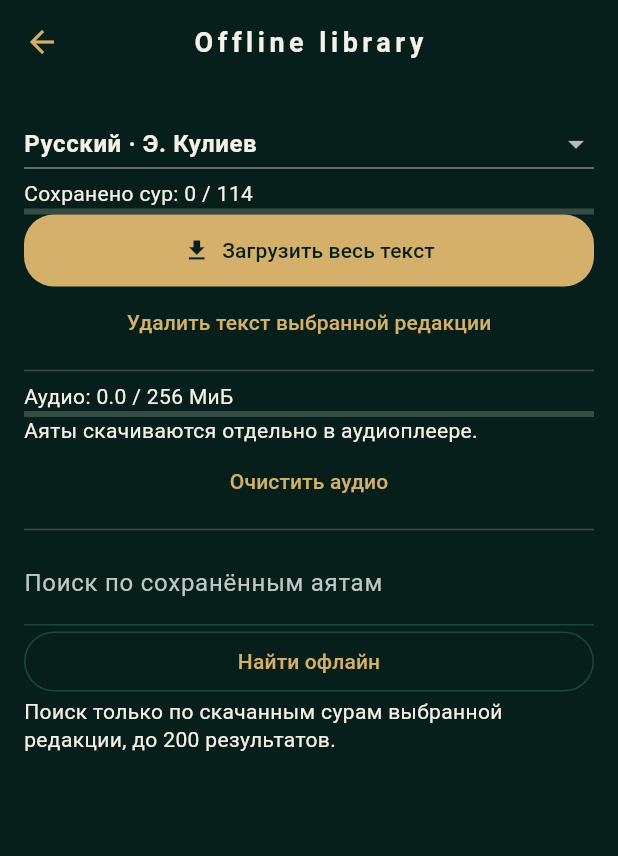
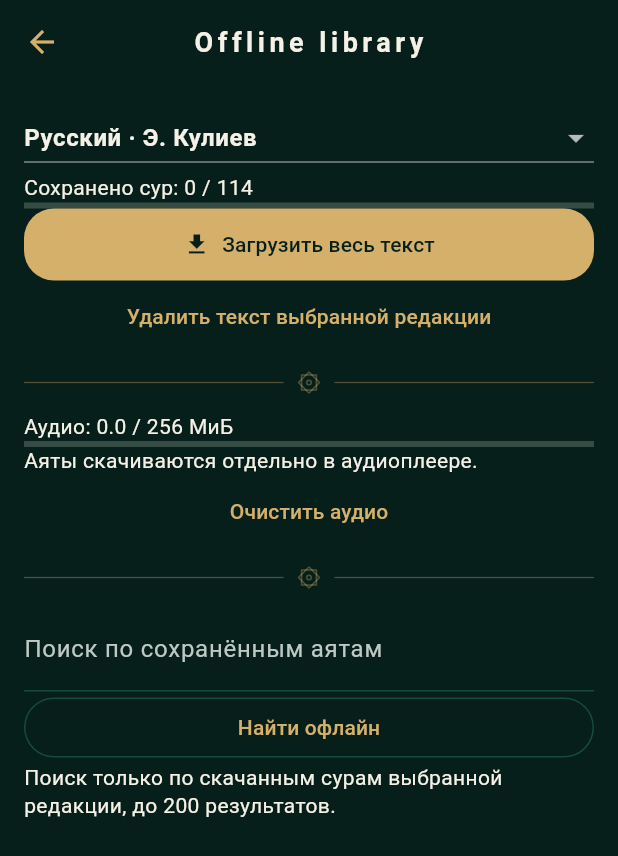
Before and after one commit to drycov/MIHRAB, a Flutter app: the QuranOfflineScreen screen opened directly, on a phone screen of 412 x 824 dp. Shown: the top 856 px of the screen. Run offline on Flutter 3.47's test engine with Material 3 defaults, Android fonts, the phone set to English and light mode, and no system bars; our stand-ins replace adhan, audioplayers, file_picker, flutter_compass, flutter_local_notifications, flutter_riverpod and 4 more; missing offline and left inert: workmanager; accounts and stored records are empty.

Commit message:
refactor: normalize Quran and secondary screen layout

```diff
--- a/lib/features/onboarding/onboarding_screen.dart
+++ b/lib/features/onboarding/onboarding_screen.dart
@@ -63,7 +63,7 @@ class _OnboardingScreenState extends ConsumerState<OnboardingScreen> {
       appBar:AppBar(title:const Text('MIHRAB')),
       body:SafeArea(child:Column(children:[
         LinearProgressIndicator(value:(step+1)/3),
-        Expanded(child:ListView(padding:const EdgeInsets.all(24),children:[
+        Expanded(child:ListView(padding:const EdgeInsets.fromLTRB(20,12,20,28),children:[
           Text('Шаг ${step+1} из 3',style:theme.textTheme.labelLarge),
           const SizedBox(height:24),
           if(step==0)...[
--- a/lib/features/quran/quran_audio_screen.dart
+++ b/lib/features/quran/quran_audio_screen.dart
@@ -1,6 +1,7 @@
 import 'dart:async';
 import 'package:audioplayers/audioplayers.dart';
 import 'package:flutter/material.dart';
+import '../../shared/islamic_ornaments.dart';
 import '../../l10n/mihrab_strings.dart';
 import 'package:flutter/foundation.dart';
 import 'package:flutter_riverpod/flutter_riverpod.dart';
@@ -89,7 +90,7 @@ class _QuranAudioScreenState extends ConsumerState<QuranAudioScreen> with Widget
     final playing=playback==PlayerState.playing;
     final paused=playback==PlayerState.paused;
 
-    return Scaffold(appBar:AppBar(title:Text(context.tr('Аудио Корана'))),body:SafeArea(child:ListView(padding:const EdgeInsets.all(20),children:[
+    return Scaffold(appBar:AppBar(title:Text(context.tr('Аудио Корана'))),body:SafeArea(child:ListView(padding:const EdgeInsets.fromLTRB(20,12,20,28),children:[
       Text(widget.surah.name,textDirection:TextDirection.rtl,textAlign:TextAlign.center,style:Theme.of(context).textTheme.headlineLarge),
       Text(widget.surah.transliteration,textAlign:TextAlign.center),
       const SizedBox(height:20),
--- a/lib/features/quran/quran_offline_screen.dart
+++ b/lib/features/quran/quran_offline_screen.dart
@@ -1,4 +1,5 @@
 import 'package:flutter/material.dart';
+import '../../shared/islamic_ornaments.dart';
 import '../../l10n/mihrab_strings.dart';
 import 'package:flutter_riverpod/flutter_riverpod.dart';
 import '../../domain/quran.dart';
@@ -60,7 +61,7 @@ class _QuranOfflineScreenState extends ConsumerState<QuranOfflineScreen>{
   @override
   void dispose(){cancel=true;super.dispose();}
   @override
-  Widget build(BuildContext context)=>Scaffold(appBar:AppBar(title:Text(context.tr('Офлайн-библиотека'))),body:SafeArea(child:ListView(padding:const EdgeInsets.all(16),children:[
+  Widget build(BuildContext context)=>Scaffold(appBar:AppBar(title:Text(context.tr('Офлайн-библиотека'))),body:SafeArea(child:ListView(padding:const EdgeInsets.fromLTRB(16,12,16,28),children:[
     DropdownButton<QuranTranslation>(isExpanded:true,value:translation,items:[for(final t in QuranTranslation.values)DropdownMenuItem(value:t,child:Text(t.label))],onChanged:busy?null:(t){if(t!=null){setState((){translation=t;hits=[];downloaded=0;});refresh();}}),
     Text('Сохранено сур: $downloaded / 114'),
     LinearProgressIndicator(value:downloaded/114),
@@ -68,14 +69,14 @@ class _QuranOfflineScreenState extends ConsumerState<QuranOfflineScreen>{
     if(busy)TextButton(onPressed:()=>setState(()=>cancel=true),child:Text(cancel?'Остановка после текущей суры':'Остановить загрузку')),
     if(status!=null)Text(status!),
     TextButton(onPressed:busy?null:()async{if(await confirm('Удалить выбранный перевод и арабский кеш этой редакции?')&&mounted){await run(()=>ref.read(quranRepositoryProvider).removeTranslation(translation));if(mounted)setState(()=>hits=[]);}},child:const Text('Удалить текст выбранной редакции')),
-    const Divider(),
+    const IslamicDivider(),
     if(QuranDisk.supported)...[
       Text('Аудио: ${(bytes/1048576).toStringAsFixed(1)} / 256 МиБ'),
       LinearProgressIndicator(value:(bytes/QuranDisk.limit).clamp(0.0,1.0).toDouble()),
       const Text('Аяты скачиваются отдельно в аудиоплеере.'),
       TextButton(onPressed:busy?null:()async{if(await confirm('Удалить все скачанные аудиозаписи?')&&mounted)await run(QuranDisk.clear);},child:const Text('Очистить аудио')),
     ],
-    const Divider(),
+    const IslamicDivider(),
     TextField(decoration:const InputDecoration(labelText:'Поиск по сохранённым аятам'),onChanged:(v)=>query=v,onSubmitted:(_){if(!busy)search();}),
     OutlinedButton(onPressed:busy?null:search,child:const Text('Найти офлайн')),
     const Text('Поиск только по скачанным сурам выбранной редакции, до 200 результатов.'),
--- a/lib/features/ramadan/ramadan_reminder_screen.dart
+++ b/lib/features/ramadan/ramadan_reminder_screen.dart
@@ -43,7 +43,7 @@ class _RamadanReminderScreenState extends ConsumerState<RamadanReminderScreen>{
       suhoorLead:suhoor?v:config.suhoorLead,iftarLead:suhoor?config.iftarLead:v));});
   @override
   Widget build(BuildContext context)=>Scaffold(appBar:AppBar(title:const Text('Напоминания Рамадана')),
-    body:SafeArea(child:ListView(padding:const EdgeInsets.all(16),children:[
+    body:SafeArea(child:ListView(padding:const EdgeInsets.fromLTRB(16,12,16,28),children:[
       SwitchListTile(title:const Text('Окончание сухура'),value:config.suhoor,onChanged:busy?null:(v)=>setState(()=>config=RamadanReminderSettings(suhoor:v,iftar:config.iftar,suhoorLead:config.suhoorLead,iftarLead:config.iftarLead))),
       if(config.suhoor)lead(true),
       SwitchListTile(title:const Text('Ифтар'),value:config.iftar,onChanged:busy?null:(v)=>setState(()=>config=RamadanReminderSettings(suhoor:config.suhoor,iftar:v,suhoorLead:config.suhoorLead,iftarLead:config.iftarLead))),
--- a/pubspec.yaml
+++ b/pubspec.yaml
@@ -1,7 +1,7 @@
 name: mihrab
 description: Daily prayer companion.
 publish_to: none
-version: 0.9.0+39
+version: 0.9.1+40
 environment:
   sdk: '>=3.7.0 <4.0.0'
   flutter: '>=3.38.0'
```
Also changed, not shown: lib/features/quran/quran_screen.dart (+5 -4 lines), 1 other file.
